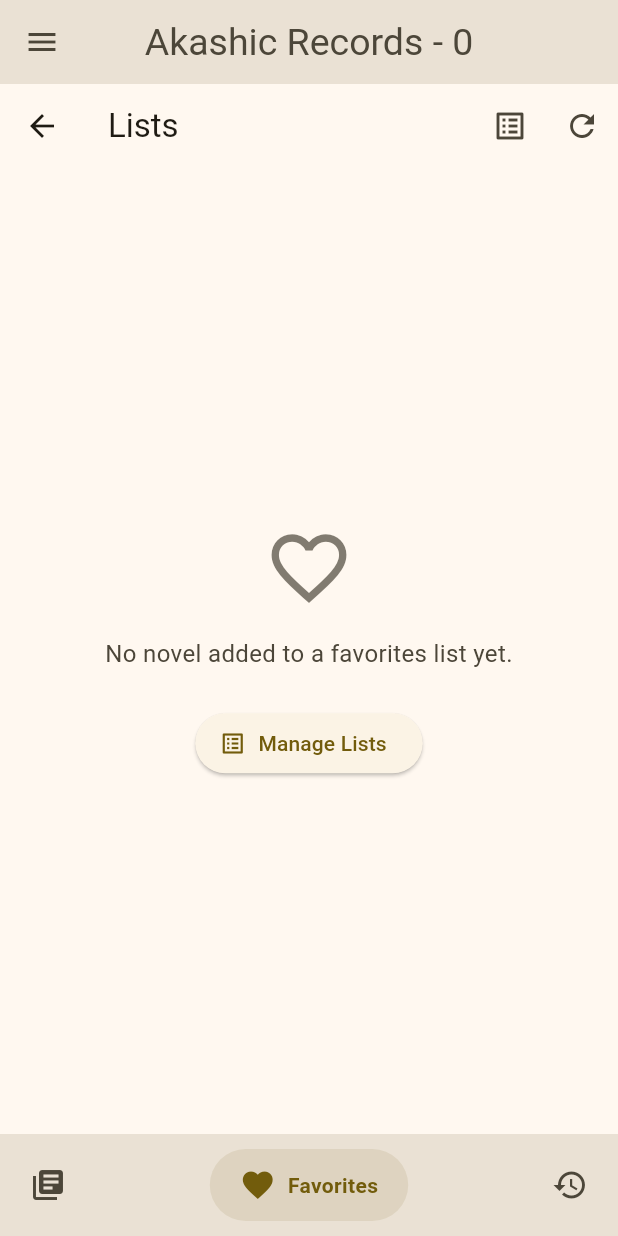
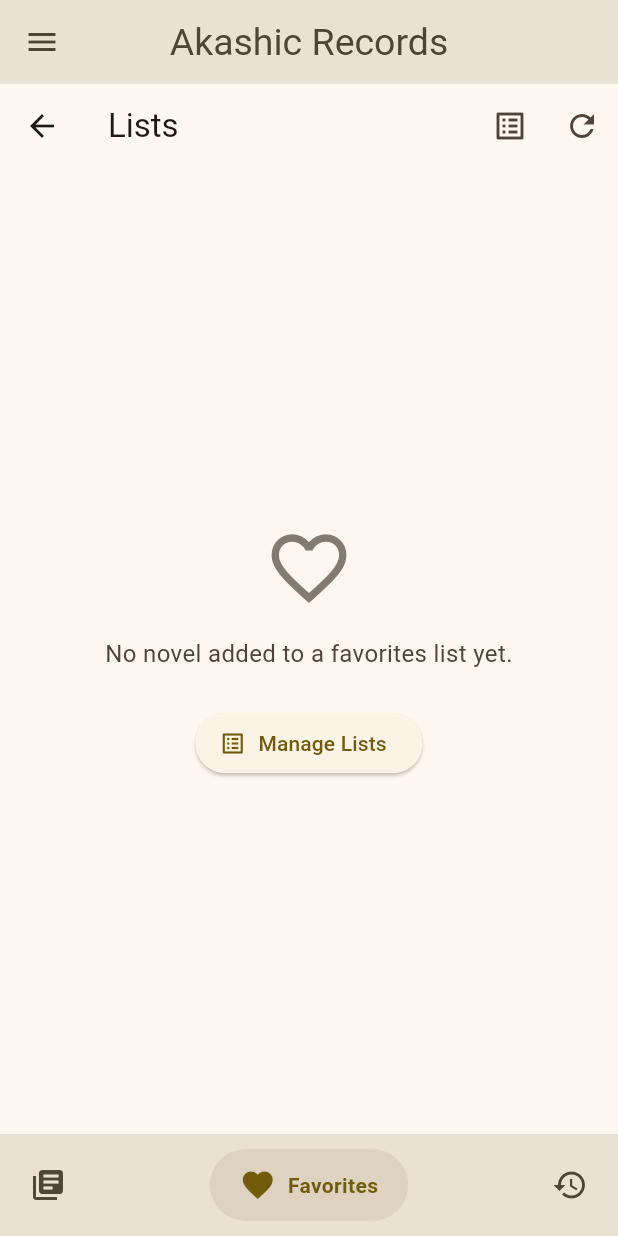
Before and after one commit to Luiz-eduardp/akashic_records, a Flutter app: the HomeScreen screen opened by its route, item 2 of the bottom bar chosen, on a phone screen of 412 x 824 dp. Run offline on Flutter 3.47's test engine with Material 3 defaults, Android fonts, the phone set to English and light mode, and no system bars; drawn by our look-alikes of flutter_advanced_drawer, google_nav_bar; our stand-ins replace cached_network_image, cookie_jar, flutter_html, flutter_markdown, google_fonts, hive_flutter and 5 more; missing offline and left inert: flutter_code_editor, highlight; accounts and stored records are empty; network calls fail.

Commit message:
refactor(home_screen): remove appState dependency
- Removed unnecessary Provider dependency.
- Simplified HomeScreen widget.
- Improved code readability.

```diff
--- a/lib/screens/home_screen.dart
+++ b/lib/screens/home_screen.dart
@@ -6,8 +6,6 @@ import 'package:akashic_records/i18n/i18n.dart';
 import 'package:google_nav_bar/google_nav_bar.dart';
 import 'package:flutter_advanced_drawer/flutter_advanced_drawer.dart';
 import 'package:akashic_records/widgets/app_drawer.dart';
-import 'package:provider/provider.dart';
-import 'package:akashic_records/state/app_state.dart';
 
 class HomeScreen extends StatefulWidget {
   const HomeScreen({super.key});
@@ -57,8 +55,6 @@ class _HomeScreenState extends State<HomeScreen> with TickerProviderStateMixin {
     final screenWidth = MediaQuery.of(context).size.width;
     final isTablet = screenWidth > 600;
 
-    final appState = Provider.of<AppState>(context);
-
     return AdvancedDrawer(
       backdropColor: theme.colorScheme.surfaceVariant,
       controller: _advancedDrawerController,
@@ -77,7 +73,7 @@ class _HomeScreenState extends State<HomeScreen> with TickerProviderStateMixin {
       child: Scaffold(
         appBar: AppBar(
           title: Text(
-            'Akashic Records'.translate + ' - ${appState.novelCount}',
+            'Akashic Records'.translate,
           ),
           backgroundColor: theme.colorScheme.surfaceContainerHighest,
           iconTheme: IconThemeData(color: theme.colorScheme.onSurfaceVariant),
```
